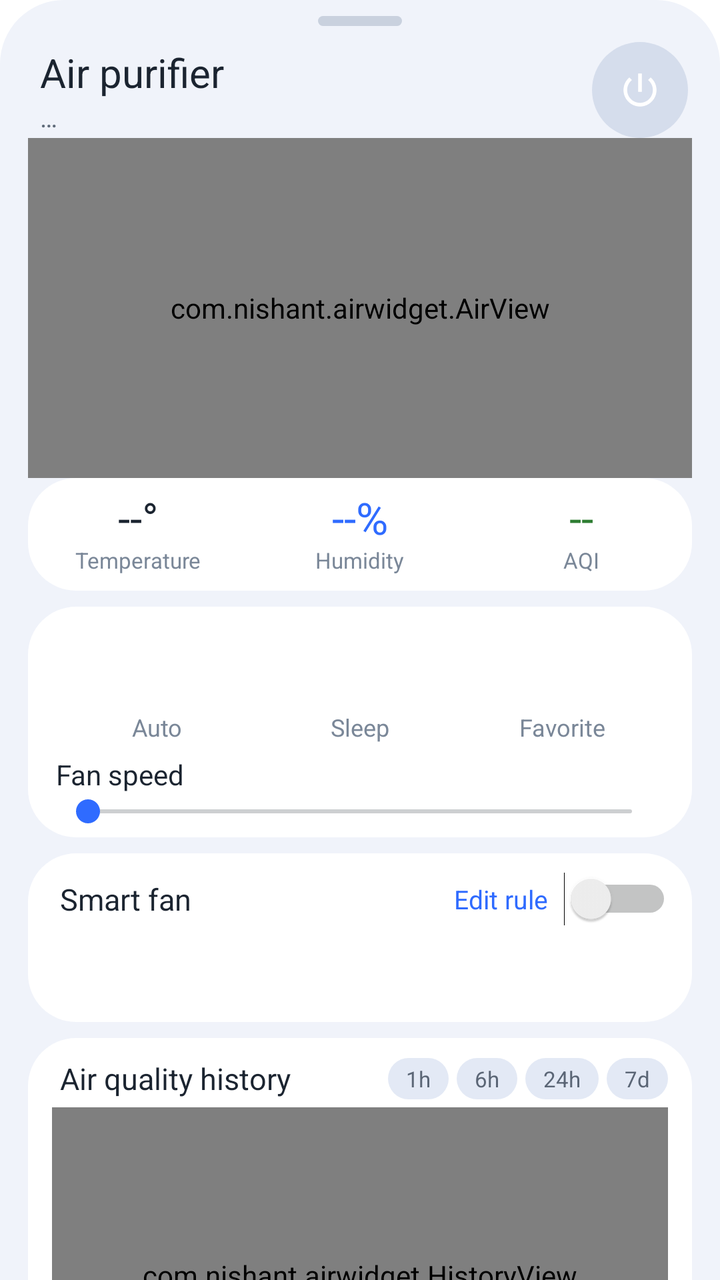
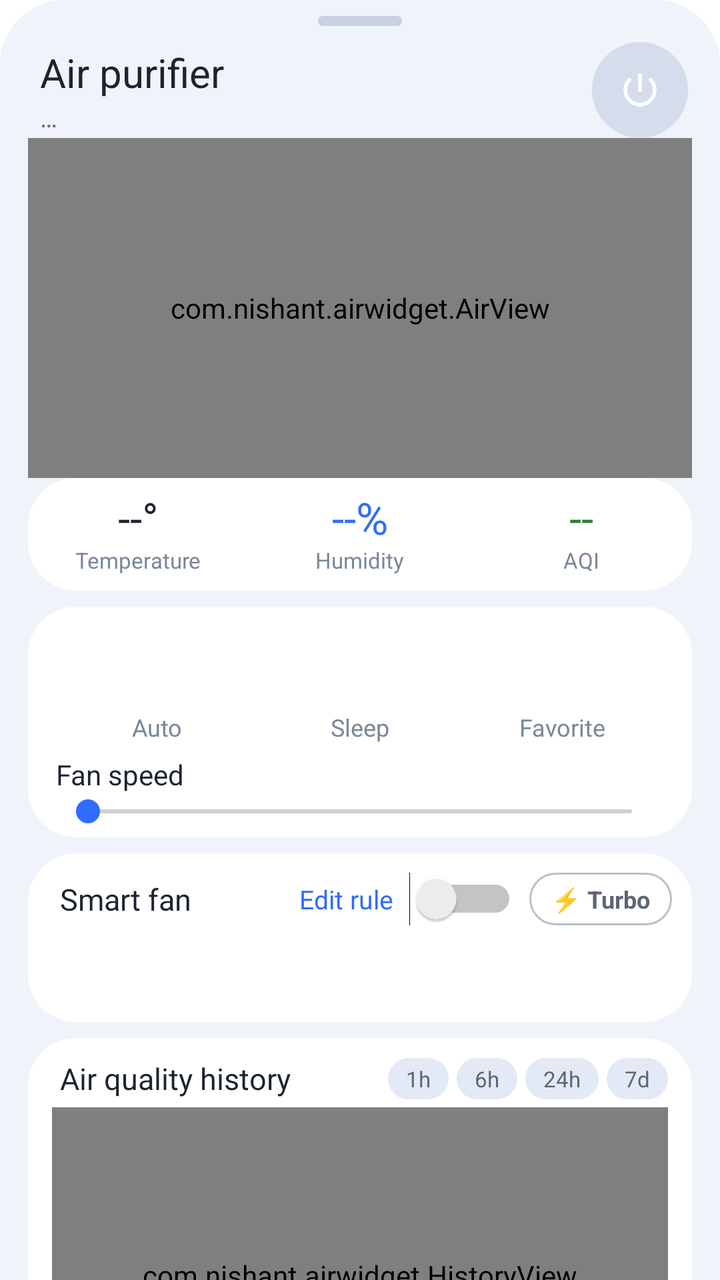

An Android layout rendered at two revisions. The XML below is the earlier revision; the diff shows what the commit changed to produce the second picture.
<!-- AndroidManifest.xml: activity theme Sheet -->
<!-- res/layout/activity_control.xml -->
<?xml version="1.0" encoding="utf-8"?>
<FrameLayout xmlns:android="http://schemas.android.com/apk/res/android"
    android:id="@+id/root"
    android:layout_width="match_parent"
    android:layout_height="match_parent">

    <ScrollView
        android:id="@+id/sheet"
        android:layout_width="match_parent"
        android:layout_height="wrap_content"
        android:layout_gravity="bottom"
        android:background="@drawable/bg_sheet"
        android:clickable="true"
        android:clipToPadding="false"
        android:overScrollMode="never"
        android:scrollbars="none">

        <LinearLayout
            android:layout_width="match_parent"
            android:layout_height="wrap_content"
            android:orientation="vertical"
            android:paddingLeft="14dp"
            android:paddingTop="8dp"
            android:paddingRight="14dp">

            <View
                android:layout_width="42dp"
                android:layout_height="5dp"
                android:layout_gravity="center_horizontal"
                android:background="@drawable/bg_handle" />

            <LinearLayout
                android:layout_width="match_parent"
                android:layout_height="wrap_content"
                android:layout_marginLeft="6dp"
                android:layout_marginTop="8dp"
                android:layout_marginRight="2dp"
                android:gravity="center_vertical"
                android:orientation="horizontal">

                <LinearLayout
                    android:layout_width="0dp"
                    android:layout_height="wrap_content"
                    android:layout_weight="1"
                    android:orientation="vertical">

                    <TextView
                        android:id="@+id/title"
                        android:layout_width="wrap_content"
                        android:layout_height="wrap_content"
                        android:text="Air purifier"
                        android:textColor="#FF1B2430"
                        android:textSize="20sp" />

                    <TextView
                        android:id="@+id/subtitle"
                        android:layout_width="wrap_content"
                        android:layout_height="wrap_content"
                        android:text="…"
                        android:textColor="#FF5F6B7A"
                        android:textSize="13sp" />
                </LinearLayout>

                <ImageView
                    android:id="@+id/power"
                    android:layout_width="48dp"
                    android:layout_height="48dp"
                    android:background="@drawable/bg_power_off"
                    android:padding="13dp"
                    android:src="@drawable/ic_power" />
            </LinearLayout>

            <com.nishant.airwidget.AirView
                android:id="@+id/air"
                android:layout_width="match_parent"
                android:layout_height="170dp" />

            <LinearLayout
                android:layout_width="match_parent"
                android:layout_height="wrap_content"
                android:background="@drawable/bg_card"
                android:orientation="horizontal"
                android:paddingTop="8dp"
                android:paddingBottom="8dp">

                <LinearLayout
                    android:layout_width="0dp"
                    android:layout_height="wrap_content"
                    android:layout_weight="1"
                    android:gravity="center"
                    android:orientation="vertical">

                    <TextView
                        android:id="@+id/tempVal"
                        android:layout_width="wrap_content"
                        android:layout_height="wrap_content"
                        android:includeFontPadding="false"
                        android:text="--°"
                        android:textColor="#FF1B2430"
                        android:textSize="22sp" />

                    <TextView
                        android:layout_width="wrap_content"
                        android:layout_height="wrap_content"
                        android:text="Temperature"
                        android:textColor="#FF7A8798"
                        android:textSize="11sp" />
                </LinearLayout>

                <LinearLayout
                    android:layout_width="0dp"
                    android:layout_height="wrap_content"
                    android:layout_weight="1"
                    android:gravity="center"
                    android:orientation="vertical">

                    <TextView
                        android:id="@+id/humVal"
                        android:layout_width="wrap_content"
                        android:layout_height="wrap_content"
                        android:includeFontPadding="false"
                        android:text="--%"
                        android:textColor="#FF2F6BFF"
                        android:textSize="22sp" />

                    <TextView
                        android:layout_width="wrap_content"
                        android:layout_height="wrap_content"
                        android:text="Humidity"
                        android:textColor="#FF7A8798"
                        android:textSize="11sp" />
                </LinearLayout>

                <LinearLayout
                    android:layout_width="0dp"
                    android:layout_height="wrap_content"
                    android:layout_weight="1"
                    android:gravity="center"
                    android:orientation="vertical">

                    <TextView
                        android:id="@+id/aqiVal"
                        android:layout_width="wrap_content"
                        android:layout_height="wrap_content"
                        android:includeFontPadding="false"
                        android:text="--"
                        android:textColor="#FF2E7D32"
                        android:textSize="22sp" />

                    <TextView
                        android:layout_width="wrap_content"
                        android:layout_height="wrap_content"
                        android:text="AQI"
                        android:textColor="#FF7A8798"
                        android:textSize="11sp" />
                </LinearLayout>
            </LinearLayout>

            
            <LinearLayout
                android:layout_width="match_parent"
                android:layout_height="wrap_content"
                android:layout_marginTop="8dp"
                android:background="@drawable/bg_card"
                android:orientation="vertical"
                android:paddingLeft="14dp"
                android:paddingTop="8dp"
                android:paddingRight="14dp"
                android:paddingBottom="4dp">

                <LinearLayout
                    android:layout_width="match_parent"
                    android:layout_height="wrap_content"
                    android:orientation="horizontal">

                    <LinearLayout
                        android:id="@+id/optAuto"
                        android:layout_width="0dp"
                        android:layout_height="wrap_content"
                        android:layout_weight="1"
                        android:gravity="center"
                        android:orientation="vertical">

                        <ImageView
                            android:id="@+id/icAuto"
                            android:layout_width="44dp"
                            android:layout_height="44dp"
                            android:background="@drawable/bg_opt_off"
                            android:padding="12dp"
                            android:src="@drawable/ic_auto" />

                        <TextView
                            android:id="@+id/lbAuto"
                            android:layout_width="wrap_content"
                            android:layout_height="wrap_content"
                            android:text="Auto"
                            android:textColor="#FF7A8798"
                            android:textSize="12sp" />
                    </LinearLayout>

                    <LinearLayout
                        android:id="@+id/optSleep"
                        android:layout_width="0dp"
                        android:layout_height="wrap_content"
                        android:layout_weight="1"
                        android:gravity="center"
                        android:orientation="vertical">

                        <ImageView
                            android:id="@+id/icSleep"
                            android:layout_width="44dp"
                            android:layout_height="44dp"
                            android:background="@drawable/bg_opt_off"
                            android:padding="12dp"
                            android:src="@drawable/ic_sleep" />

                        <TextView
                            android:id="@+id/lbSleep"
                            android:layout_width="wrap_content"
                            android:layout_height="wrap_content"
                            android:text="Sleep"
                            android:textColor="#FF7A8798"
                            android:textSize="12sp" />
                    </LinearLayout>

                    <LinearLayout
                        android:id="@+id/optFav"
                        android:layout_width="0dp"
                        android:layout_height="wrap_content"
                        android:layout_weight="1"
                        android:gravity="center"
                        android:orientation="vertical">

                        <ImageView
                            android:id="@+id/icFav"
                            android:layout_width="44dp"
                            android:layout_height="44dp"
                            android:background="@drawable/bg_opt_off"
                            android:padding="12dp"
                            android:src="@drawable/ic_fav" />

                        <TextView
                            android:id="@+id/lbFav"
                            android:layout_width="wrap_content"
                            android:layout_height="wrap_content"
                            android:text="Favorite"
                            android:textColor="#FF7A8798"
                            android:textSize="12sp" />
                    </LinearLayout>
                </LinearLayout>

                <TextView
                    android:id="@+id/speedLabel"
                    android:layout_width="match_parent"
                    android:layout_height="wrap_content"
                    android:layout_marginTop="6dp"
                    android:text="Fan speed"
                    android:textColor="#FF1B2430"
                    android:textSize="14sp" />

                <SeekBar
                    android:id="@+id/speed"
                    android:layout_width="match_parent"
                    android:layout_height="wrap_content"
                    android:max="10"
                    android:progressTint="#FF2F6BFF"
                    android:thumbTint="#FF2F6BFF" />
            </LinearLayout>

            <LinearLayout
                android:layout_width="match_parent"
                android:layout_height="wrap_content"
                android:layout_marginTop="8dp"
                android:background="@drawable/bg_card"
                android:orientation="vertical"
                android:paddingLeft="16dp"
                android:paddingTop="6dp"
                android:paddingRight="10dp"
                android:paddingBottom="10dp">

                <LinearLayout
                    android:layout_width="match_parent"
                    android:layout_height="wrap_content"
                    android:gravity="center_vertical"
                    android:orientation="horizontal">

                    <TextView
                        android:layout_width="0dp"
                        android:layout_height="wrap_content"
                        android:layout_weight="1"
                        android:text="Smart fan"
                        android:textColor="#FF1B2430"
                        android:textSize="15sp" />

                    <TextView
                        android:id="@+id/smartEdit"
                        android:layout_width="wrap_content"
                        android:layout_height="wrap_content"
                        android:padding="8dp"
                        android:text="Edit rule"
                        android:textColor="#FF2F6BFF"
                        android:textSize="13sp" />

                    <Switch
                        android:id="@+id/smartSwitch"
                        android:layout_width="wrap_content"
                        android:layout_height="wrap_content" />
                </LinearLayout>

                <TextView
                    android:id="@+id/smartRule"
                    android:layout_width="match_parent"
                    android:layout_height="wrap_content"
                    android:text=""
                    android:textColor="#FF6B7785"
                    android:textSize="12sp" />

                <TextView
                    android:id="@+id/smartStatus"
                    android:layout_width="match_parent"
                    android:layout_height="wrap_content"
                    android:layout_marginTop="2dp"
                    android:text=""
                    android:textColor="#FF1B2430"
                    android:textSize="12sp" />
            </LinearLayout>

            <LinearLayout
                android:layout_width="match_parent"
                android:layout_height="wrap_content"
                android:layout_marginTop="8dp"
                android:background="@drawable/bg_card"
                android:orientation="vertical"
                android:paddingLeft="12dp"
                android:paddingTop="10dp"
                android:paddingRight="12dp"
                android:paddingBottom="10dp">

                <LinearLayout
                    android:layout_width="match_parent"
                    android:layout_height="wrap_content"
                    android:gravity="center_vertical"
                    android:orientation="horizontal">

                    <TextView
                        android:layout_width="0dp"
                        android:layout_height="wrap_content"
                        android:layout_weight="1"
                        android:paddingLeft="4dp"
                        android:text="Air quality history"
                        android:textColor="#FF1B2430"
                        android:textSize="15sp" />

                    <TextView
                        android:id="@+id/rng0"
                        style="@style/RangeChip"
                        android:text="1h" />

                    <TextView
                        android:id="@+id/rng1"
                        style="@style/RangeChip"
                        android:text="6h" />

                    <TextView
                        android:id="@+id/rng2"
                        style="@style/RangeChip"
                        android:text="24h" />

                    <TextView
                        android:id="@+id/rng3"
                        style="@style/RangeChip"
                        android:text="7d" />
                </LinearLayout>

                <com.nishant.airwidget.HistoryView
                    android:id="@+id/hist"
                    android:layout_width="match_parent"
                    android:layout_height="168dp"
                    android:layout_marginTop="4dp" />

                <TextView
                    android:id="@+id/histSummary"
                    android:layout_width="match_parent"
                    android:layout_height="wrap_content"
                    android:layout_marginTop="2dp"
                    android:paddingLeft="4dp"
                    android:paddingRight="4dp"
                    android:text=""
                    android:textColor="#FF3C4857"
                    android:textSize="12sp" />
            </LinearLayout>

            <TextView
                android:id="@+id/status"
                android:layout_width="match_parent"
                android:layout_height="wrap_content"
                android:gravity="center"
                android:paddingTop="4dp"
                android:text=""
                android:textColor="#FFB04A4A"
                android:textSize="11sp"
                android:visibility="gone" />
        </LinearLayout>
    </ScrollView>
</FrameLayout>
<!-- resources referenced by this layout -->
<resources>
  <!-- drawable bg_card (drawable) -->
  <?xml version="1.0" encoding="utf-8"?>
  <shape xmlns:android="http://schemas.android.com/apk/res/android" android:shape="rectangle">
      <solid android:color="#FFFFFFFF" />
      <corners android:radius="24dp" />
  </shape>
  <!-- drawable bg_handle (drawable) -->
  <?xml version="1.0" encoding="utf-8"?>
  <shape xmlns:android="http://schemas.android.com/apk/res/android" android:shape="rectangle">
      <solid android:color="#FFC9D1DE" />
      <corners android:radius="3dp" />
  </shape>
  <!-- drawable bg_opt_off (drawable) -->
  <?xml version="1.0" encoding="utf-8"?>
  <shape xmlns:android="http://schemas.android.com/apk/res/android" android:shape="rectangle">
      <solid android:color="#00000000" />
      <corners android:radius="20dp" />
  </shape>
  <!-- drawable bg_power_off (drawable) -->
  <?xml version="1.0" encoding="utf-8"?>
  <shape xmlns:android="http://schemas.android.com/apk/res/android" android:shape="oval">
      <solid android:color="#FFD5DDEC" />
  </shape>
  <!-- drawable bg_sheet (drawable) -->
  <?xml version="1.0" encoding="utf-8"?>
  <shape xmlns:android="http://schemas.android.com/apk/res/android" android:shape="rectangle">
      <solid android:color="#FFF0F3FA" />
      <corners android:topLeftRadius="32dp" android:topRightRadius="32dp" />
  </shape>
  <!-- drawable ic_fav (drawable) -->
  <?xml version="1.0" encoding="utf-8"?>
  <vector xmlns:android="http://schemas.android.com/apk/res/android"
      android:width="24dp"
      android:height="24dp"
      android:viewportWidth="24"
      android:viewportHeight="24">
      <path
          android:fillColor="#FFFFFFFF"
          android:pathData="M12,17.27L18.18,21l-1.64,-7.03L22,9.24l-7.19,-0.61L12,2 9.19,8.63 2,9.24l5.46,4.73L5.82,21z" />
  </vector>
  <!-- drawable ic_power (drawable) -->
  <?xml version="1.0" encoding="utf-8"?>
  <vector xmlns:android="http://schemas.android.com/apk/res/android"
      android:width="24dp"
      android:height="24dp"
      android:viewportWidth="24"
      android:viewportHeight="24">
      <path
          android:fillColor="#FFFFFFFF"
          android:pathData="M13,3h-2v10h2V3zM17.83,5.17l-1.42,1.42C17.99,7.86 19,9.81 19,12c0,3.87 -3.13,7 -7,7s-7,-3.13 -7,-7c0,-2.19 1.01,-4.14 2.58,-5.42L6.17,5.17C4.23,6.82 3,9.26 3,12c0,4.97 4.03,9 9,9s9,-4.03 9,-9c0,-2.74 -1.23,-5.18 -3.17,-6.83z" />
  </vector>
  <!-- drawable ic_sleep (drawable) -->
  <?xml version="1.0" encoding="utf-8"?>
  <vector xmlns:android="http://schemas.android.com/apk/res/android"
      android:width="24dp"
      android:height="24dp"
      android:viewportWidth="24"
      android:viewportHeight="24">
      <path
          android:fillColor="#FFFFFFFF"
          android:pathData="M12,3a9,9 0 1,0 9,9c0,-0.46 -0.04,-0.92 -0.1,-1.36a5.389,5.389 0 0,1 -4.4,2.26 5.403,5.403 0 0,1 -3.14,-9.8c-0.44,-0.06 -0.9,-0.1 -1.36,-0.1z" />
  </vector>
  <!-- drawable bg_chip_off (drawable) -->
  <?xml version="1.0" encoding="utf-8"?>
  <shape xmlns:android="http://schemas.android.com/apk/res/android" android:shape="rectangle">
      <solid android:color="#FFE3E9F5" />
      <corners android:radius="18dp" />
  </shape>
  <style name="SheetAnim">
          <item name="android:windowEnterAnimation">@anim/slide_up</item>
          <item name="android:windowExitAnimation">@anim/slide_down</item>
      </style>
  <!-- unchanged entries left out for length: 3 -->
</resources>

<!-- the commit's change to res/layout/activity_control.xml (unified diff, before → after) -->
@@ -305,6 +305,21 @@
                         android:id="@+id/smartSwitch"
                         android:layout_width="wrap_content"
                         android:layout_height="wrap_content" />
+
+                    <TextView
+                        android:id="@+id/smartTurbo"
+                        android:layout_width="wrap_content"
+                        android:layout_height="wrap_content"
+                        android:layout_marginLeft="6dp"
+                        android:background="@drawable/bg_turbo_off"
+                        android:paddingLeft="11dp"
+                        android:paddingTop="5dp"
+                        android:paddingRight="11dp"
+                        android:paddingBottom="5dp"
+                        android:text="⚡ Turbo"
+                        android:textColor="#FF5B6676"
+                        android:textSize="12sp"
+                        android:textStyle="bold" />
                 </LinearLayout>
 
                 <TextView
<!-- resource entries referenced after the edit -->
@@ -28,6 +28,13 @@
   <shape xmlns:android="http://schemas.android.com/apk/res/android" android:shape="rectangle">
       <solid android:color="#FFF0F3FA" />
       <corners android:topLeftRadius="32dp" android:topRightRadius="32dp" />
+  </shape>
+  <!-- drawable bg_turbo_off (drawable) -->
+  <?xml version="1.0" encoding="utf-8"?>
+  <shape xmlns:android="http://schemas.android.com/apk/res/android" android:shape="rectangle">
+      <solid android:color="#FFFFFFFF" />
+      <stroke android:width="1dp" android:color="#FFB9C1CC" />
+      <corners android:radius="18dp" />
   </shape>
   <!-- drawable ic_fav (drawable) -->
   <?xml version="1.0" encoding="utf-8"?>
